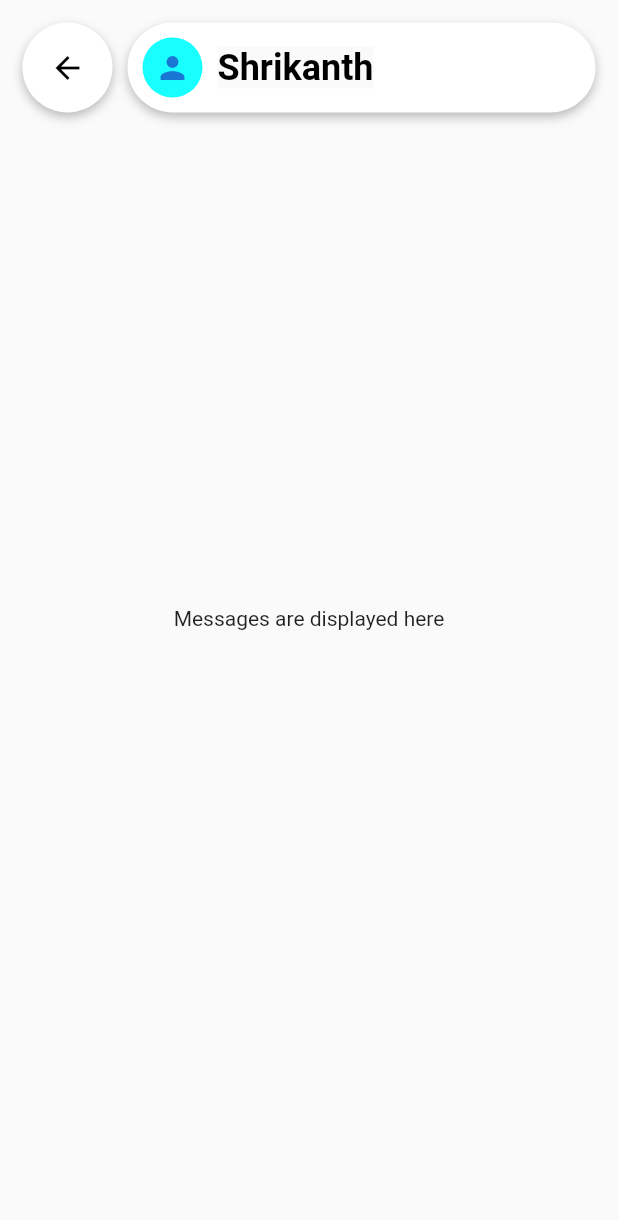
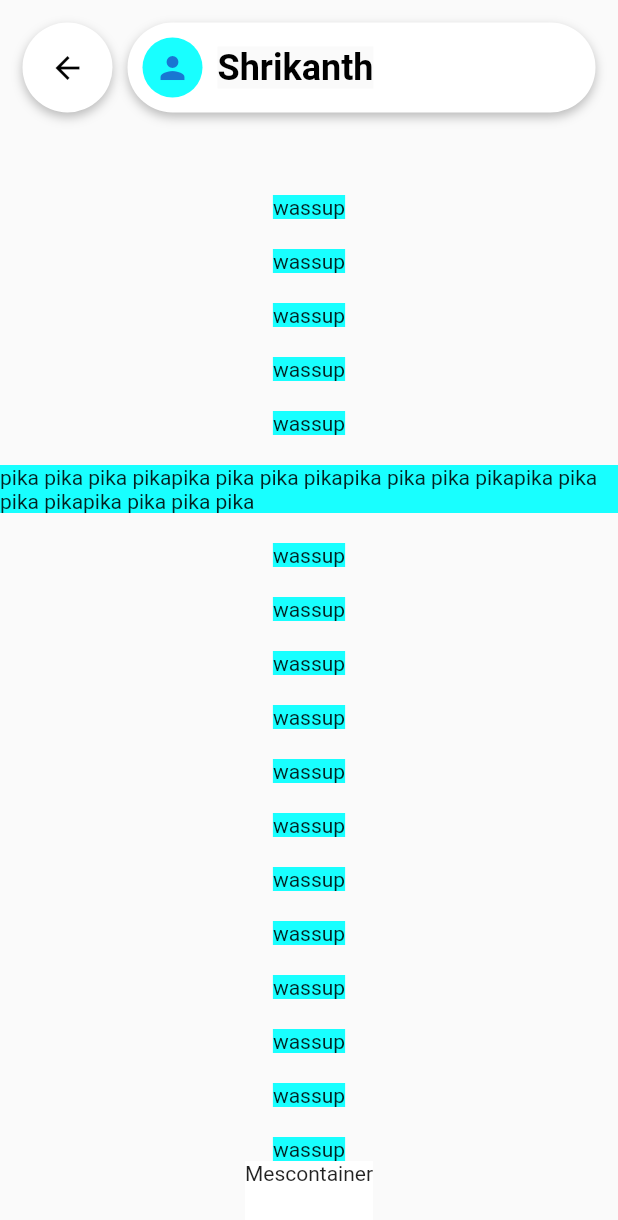
Before and after one commit to megashrieks/flutter-messenger, a Flutter app: the screen it shows after launch, after a tap on "Shrikanth", on a phone screen of 412 x 824 dp. Shown: the top 1220 px of the screen. Run offline on Flutter 3.47's test engine with Material 2 defaults, Android fonts, the phone set to English and light mode, and no system bars.

Commit message:
Added the conversation  view component and conversation view class

```diff
--- /dev/null
+++ b/lib/pages/ConversationView.dart
@@ -0,0 +1,48 @@
+import 'package:flutter/material.dart';
+import 'package:messenger/utils/Conversation.dart';
+class ConversationView extends StatefulWidget {
+  @override
+  _ConversationViewState createState() => _ConversationViewState();
+}
+
+class _ConversationViewState extends State<ConversationView> {
+  List<Conversation> conversation = [
+    Conversation(user:false,message:"wassup"),
+    Conversation(user:true,message:"wassup"),
+    Conversation(user:false,message:"wassup"),
+    Conversation(user:true,message:"wassup"),
+    Conversation(user:true,message:"wassup"),
+    Conversation(user:false,message:"pika pika pika pikapika pika pika pikapika pika pika pikapika pika pika pikapika pika pika pika"),
+    Conversation(user:true,message:"wassup"),
+    Conversation(user:false,message:"wassup"),
+    Conversation(user:true,message:"wassup"),
+    Conversation(user:true,message:"wassup"),
+    Conversation(user:false,message:"wassup"),
+    Conversation(user:true,message:"wassup"),
+    Conversation(user:false,message:"wassup"),
+    Conversation(user:true,message:"wassup"),
+    Conversation(user:true,message:"wassup"),
+    Conversation(user:false,message:"wassup"),
+    Conversation(user:true,message:"wassup"),
+    Conversation(user:false,message:"wassup"),
+    Conversation(user:true,message:"wassup"),
+    Conversation(user:true,message:"wassup"),
+  ];
+  @override
+  Widget build(BuildContext context) {
+    return ListView(
+      children: <Widget>[
+        SizedBox(height:120.0),
+        Column(
+              children:conversation.map((Conversation item){
+                return Container(
+                  color:Theme.of(context).accentColor,
+                  margin:EdgeInsets.symmetric(vertical: 10.0),
+                  child:Text(item.message),
+                );
+              }).toList(),
+          ),
+      ],
+    );
+  }
+}
--- a/lib/pages/Messages.dart
+++ b/lib/pages/Messages.dart
@@ -1,6 +1,6 @@
 import 'package:flutter/material.dart';
 import 'package:messenger/utils/MessageItem.dart';
-
+import 'package:messenger/pages/ConversationView.dart';
 class Messages extends StatefulWidget {
   @override
   _MessagesState createState() => _MessagesState();
@@ -17,11 +17,22 @@ class _MessagesState extends State<Messages> {
         child: Container(
           child: Stack(
             children: [
+              Column(
+                children: <Widget>[
+                  Expanded(
+                    child: Container(
+                      width: double.infinity,
+                      child: ConversationView(),
+                    ),
+                  ),
+                  Container(
+                      height: 50.0,
+                      color: Colors.white,
+                      child: Text("Mescontainer"),
+                  ),
+                ],
+              ),
               CustomAppBar(identifier: identifier),
-              Column(
-                mainAxisAlignment: MainAxisAlignment.center,
-                children: <Widget>[Center(child: Text("Messages are displayed here"))],
-              )
             ],
           ),
         ),
@@ -49,8 +60,7 @@ class CustomAppBar extends StatelessWidget {
               width: 60.0,
               height: 60.0,
               decoration: BoxDecoration(
-                shape:BoxShape.circle,
-
+                shape: BoxShape.circle,
                 color: Theme.of(context).primaryColor,
                 boxShadow: [
                   BoxShadow(
@@ -59,13 +69,12 @@ class CustomAppBar extends StatelessWidget {
                     offset: Offset(0.0, 3.0),
                   ),
                 ],
-
               ),
               child: Material(
                 color: Colors.transparent,
                 child: InkWell(
                   borderRadius: BorderRadius.circular(30.0),
-                  onTap: ()=>Navigator.of(context).pop(),
+                  onTap: () => Navigator.of(context).pop(),
                   child: Icon(
                     Icons.arrow_back,
                     color: Colors.black,
--- /dev/null
+++ b/lib/utils/Conversation.dart
@@ -0,0 +1,6 @@
+class Conversation{
+  bool user;
+  DateTime time;
+  String message;
+  Conversation({this.user,this.message});
+}
```
Also changed, not shown: 1 other file.
